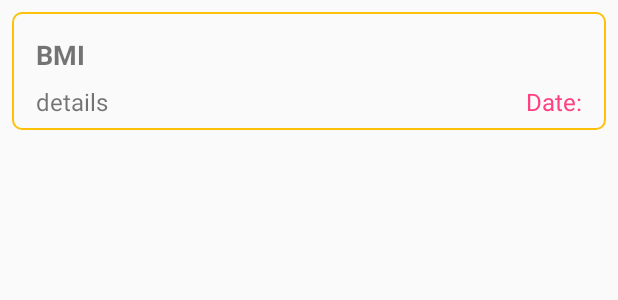
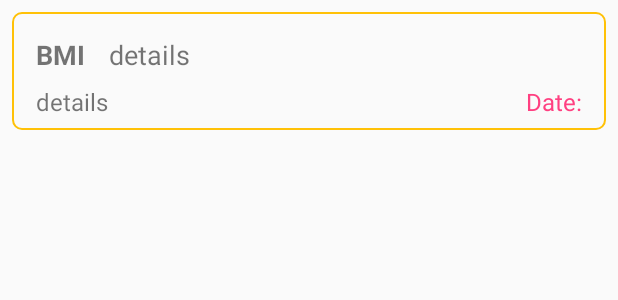
Before and after one commit to agensdev/WomansHealth, an Android app: the layout weights_list_item.xml on its own in the app's theme, with its tools: preview values and no code run, on a phone screen of 412 x 824 dp. Shown: the top 300 px of the screen. Run offline under Robolectric (Android 15) with nearby library versions, the light colour scheme and no system bars.

Commit message:
Add bmi displaying to weight records

```diff
--- a/app/src/main/res/layout/weights_list_item.xml
+++ b/app/src/main/res/layout/weights_list_item.xml
@@ -8,15 +8,28 @@
     android:background="@drawable/border_style_yellow"
     android:id="@+id/weights_listView_item">
 
+    <RelativeLayout
+        android:layout_width="match_parent"
+        android:layout_height="wrap_content">
+
         <TextView
             android:id="@+id/bmi_record_textView"
-        android:layout_width="match_parent"
+            android:layout_width="wrap_content"
             android:layout_height="wrap_content"
             android:padding="8dp"
-        android:gravity="left"
             android:text="@string/bmi"
             android:textSize="18sp"
             android:textStyle="bold"/>
+
+        <TextView
+            android:id="@+id/category_record_textView"
+            android:layout_width="wrap_content"
+            android:layout_height="wrap_content"
+            android:padding="8dp"
+            android:layout_toRightOf="@id/bmi_record_textView"
+            android:text="@string/details"
+            android:textSize="18sp"/>
+    </RelativeLayout>
 
     <RelativeLayout
         android:layout_width="match_parent"
```
Also changed, not shown: app/src/main/java/com/blashca/womanshealth/WeightCursorAdapter.java (+11 -4 lines). Lines whose indentation alone changed are shown as unchanged.
